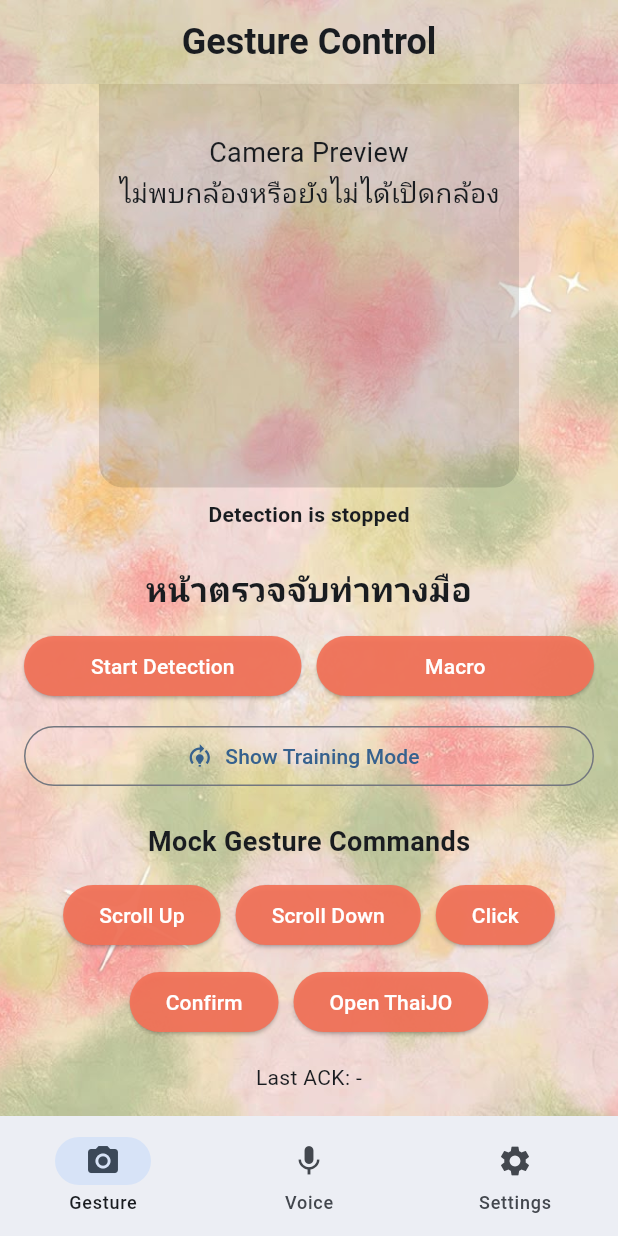
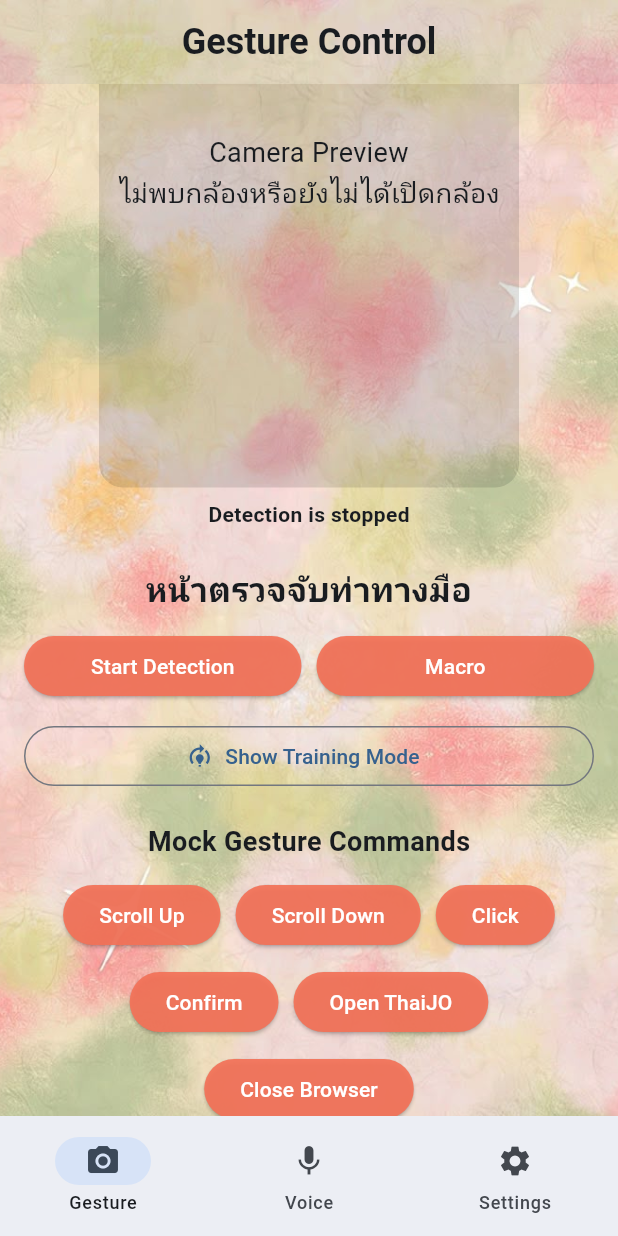
Before and after one commit to Ma-meaww/hand-gesture-frontend, a Flutter app: the screen it shows after launch, scrolled down 227 dp, on a phone screen of 412 x 824 dp. Run offline on Flutter 3.47's test engine with Material 3 defaults, Android fonts, the phone set to English and light mode, and no system bars; our stand-ins replace camera, speech_to_text; missing offline and left inert: hand_landmarker.

Commit message:
feat: add close browser command button

```diff
--- a/lib/pages/gesture_control_page.dart
+++ b/lib/pages/gesture_control_page.dart
@@ -742,6 +742,11 @@ class _GestureControlPageState extends State<GestureControlPage> {
                   command: 'OPEN_THAIJO',
                   gesture: 'FIST_HOLD',
                 ),
+                commandButton(
+                  label: 'Close Browser',
+                  command: 'CLOSE_BROWSER',
+                  gesture: 'CLOSE_BROWSER',
+                ),
               ],
             ),
 
```
